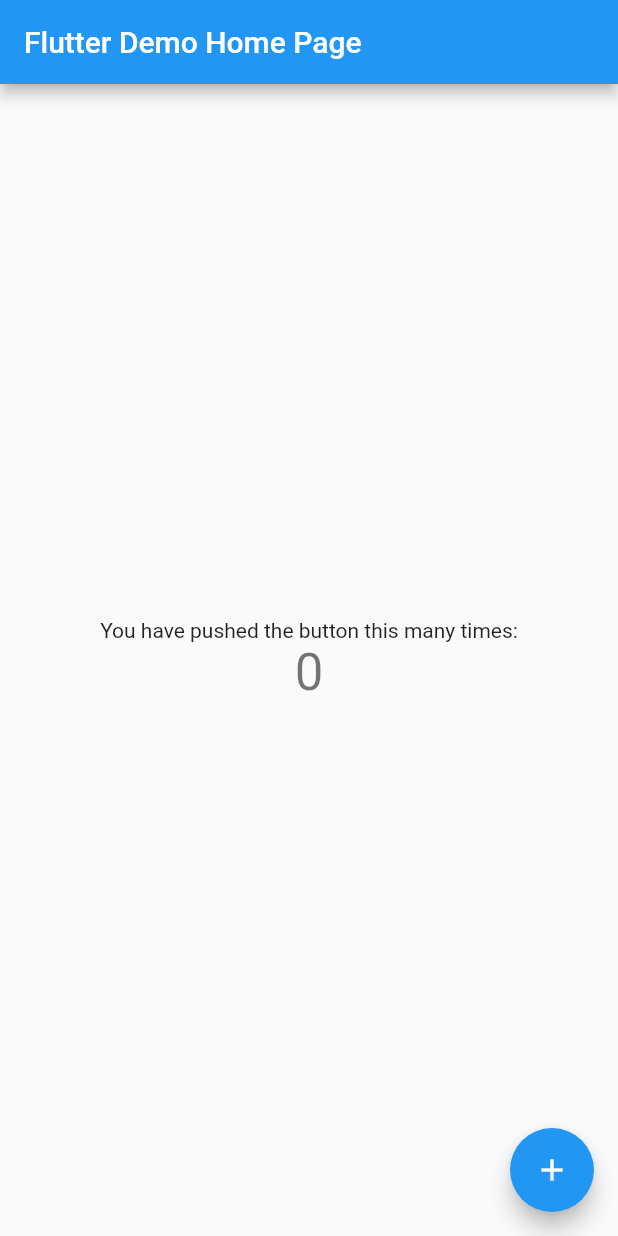
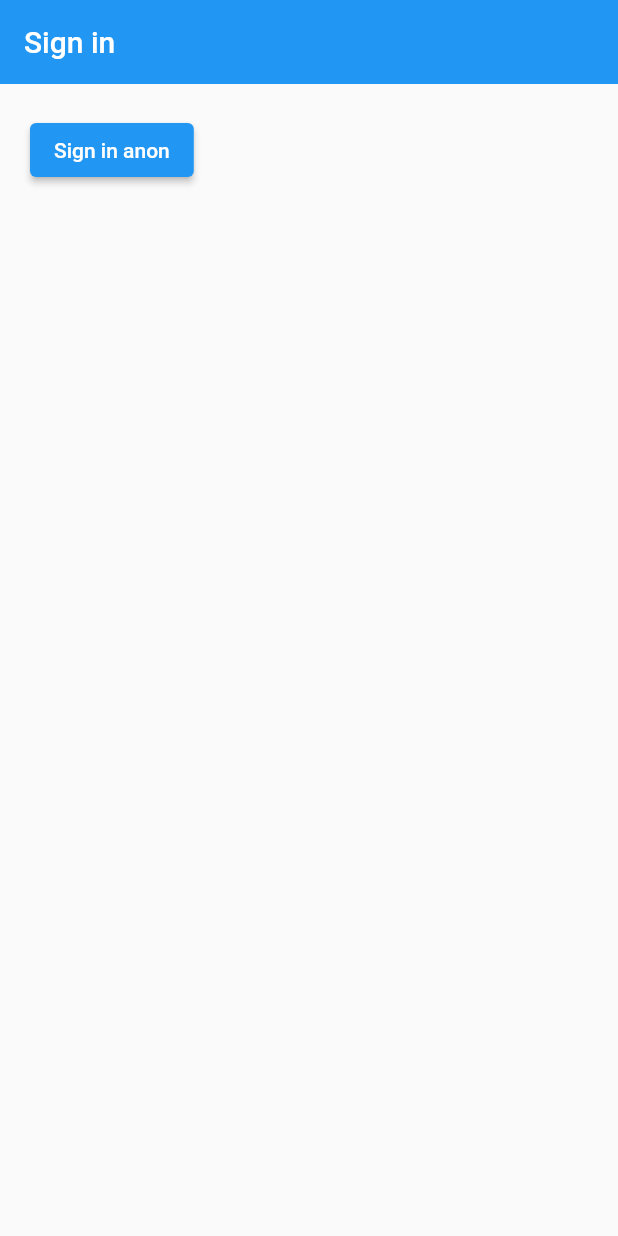
Before and after one commit to RobertAcsinte/HouseSharingFlutter, a Flutter app: the screen it shows after launch, on a phone screen of 412 x 824 dp. Run offline on Flutter 3.47's test engine with Material 2 defaults, Android fonts, the phone set to English and light mode, and no system bars; our stand-ins replace firebase_auth, firebase_core; accounts and stored records are empty.

Commit message:
Anonymous Sign In implemented

```diff
--- /dev/null
+++ b/lib/Theme.dart
@@ -0,0 +1 @@
+import 'package:flutter/material.dart';
--- a/lib/main.dart
+++ b/lib/main.dart
@@ -1,6 +1,10 @@
 import 'package:flutter/material.dart';
+import 'package:house_sharing_flutter/screens/wrapper.dart';
+import 'package:firebase_core/firebase_core.dart';
 
-void main() {
+void main() async {
+  WidgetsFlutterBinding.ensureInitialized();
+  await Firebase.initializeApp();
   runApp(const MyApp());
 }
 
@@ -11,105 +15,17 @@ class MyApp extends StatelessWidget {
   @override
   Widget build(BuildContext context) {
     return MaterialApp(
-      title: 'Flutter Demo',
       theme: ThemeData(
-        // This is the theme of your application.
-        //
-        // Try running your application with "flutter run". You'll see the
-        // application has a blue toolbar. Then, without quitting the app, try
-        // changing the primarySwatch below to Colors.green and then invoke
-        // "hot reload" (press "r" in the console where you ran "flutter run",
-        // or simply save your changes to "hot reload" in a Flutter IDE).
-        // Notice that the counter didn't reset back to zero; the application
-        // is not restarted.
-        primarySwatch: Colors.blue,
+        primaryColor: Colors.red,
       ),
-      home: const MyHomePage(title: 'Flutter Demo Home Page'),
+      darkTheme: ThemeData.from(
+        colorScheme: const ColorScheme.light(
+          primary: Colors.red,
+          brightness: Brightness.light
+        ),
+        useMaterial3: true,
+      ),
+      home: Wrapper(),
     );
   }
 }
-
-class MyHomePage extends StatefulWidget {
-  const MyHomePage({Key? key, required this.title}) : super(key: key);
-
-  // This widget is the home page of your application. It is stateful, meaning
-  // that it has a State object (defined below) that contains fields that affect
-  // how it looks.
-
-  // This class is the configuration for the state. It holds the values (in this
-  // case the title) provided by the parent (in this case the App widget) and
-  // used by the build method of the State. Fields in a Widget subclass are
-  // always marked "final".
-
-  final String title;
-
-  @override
-  State<MyHomePage> createState() => _MyHomePageState();
-}
-
-class _MyHomePageState extends State<MyHomePage> {
-  int _counter = 0;
-
-  void _incrementCounter() {
-    setState(() {
-      // This call to setState tells the Flutter framework that something has
-      // changed in this State, which causes it to rerun the build method below
-      // so that the display can reflect the updated values. If we changed
-      // _counter without calling setState(), then the build method would not be
-      // called again, and so nothing would appear to happen.
-      _counter++;
-    });
-  }
-
-  @override
-  Widget build(BuildContext context) {
-    // This method is rerun every time setState is called, for instance as done
-    // by the _incrementCounter method above.
-    //
-    // The Flutter framework has been optimized to make rerunning build methods
-    // fast, so that you can just rebuild anything that needs updating rather
-    // than having to individually change instances of widgets.
-    return Scaffold(
-      appBar: AppBar(
-        // Here we take the value from the MyHomePage object that was created by
-        // the App.build method, and use it to set our appbar title.
-        title: Text(widget.title),
-      ),
-      body: Center(
-        // Center is a layout widget. It takes a single child and positions it
-        // in the middle of the parent.
-        child: Column(
-          // Column is also a layout widget. It takes a list of children and
-          // arranges them vertically. By default, it sizes itself to fit its
-          // children horizontally, and tries to be as tall as its parent.
-          //
-          // Invoke "debug painting" (press "p" in the console, choose the
-          // "Toggle Debug Paint" action from the Flutter Inspector in Android
-          // Studio, or the "Toggle Debug Paint" command in Visual Studio Code)
-          // to see the wireframe for each widget.
-          //
-          // Column has various properties to control how it sizes itself and
-          // how it positions its children. Here we use mainAxisAlignment to
-          // center the children vertically; the main axis here is the vertical
-          // axis because Columns are vertical (the cross axis would be
-          // horizontal).
-          mainAxisAlignment: MainAxisAlignment.center,
-          children: <Widget>[
-            const Text(
-              'You have pushed the button this many times:',
-            ),
-            Text(
-              '$_counter',
-              style: Theme.of(context).textTheme.headline4,
-            ),
-          ],
-        ),
-      ),
-      floatingActionButton: FloatingActionButton(
-        onPressed: _incrementCounter,
-        tooltip: 'Increment',
-        child: const Icon(Icons.add),
-      ), // This trailing comma makes auto-formatting nicer for build methods.
-    );
-  }
-}
--- /dev/null
+++ b/lib/screens/authenticate/authenticate.dart
@@ -0,0 +1,18 @@
+import 'package:flutter/material.dart';
+import 'package:house_sharing_flutter/screens/authenticate/sign_in.dart';
+
+class Authenticate extends StatefulWidget {
+  const Authenticate({Key? key}) : super(key: key);
+
+  @override
+  State<Authenticate> createState() => _AuthenticateState();
+}
+
+class _AuthenticateState extends State<Authenticate> {
+  @override
+  Widget build(BuildContext context) {
+    return Container(
+      child: SignIn(),
+    );
+  }
+}
--- /dev/null
+++ b/lib/screens/authenticate/sign_in.dart
@@ -0,0 +1,40 @@
+ import 'package:flutter/material.dart';
+import 'package:house_sharing_flutter/services/auth.dart';
+
+class SignIn extends StatefulWidget {
+  const SignIn({Key? key}) : super(key: key);
+
+  @override
+  State<SignIn> createState() => _SignInState();
+}
+
+class _SignInState extends State<SignIn> {
+
+  final AuthService _authService = AuthService();
+
+  @override
+  Widget build(BuildContext context) {
+    return Scaffold(
+      appBar: AppBar(
+        elevation: 0.0,
+        title: Text("Sign in"),
+      ),
+      body: Container(
+        padding: const EdgeInsets.symmetric(vertical: 20, horizontal: 20),
+        child: ElevatedButton(
+          child: Text("Sign in anon"),
+          onPressed: () async {
+            dynamic result = await _authService.signInAnon(); //it can be null or it can be user
+            if (result == null) {
+              print("error signing in");
+            }
+            else {
+              print("signed in");
+              print(result);
+            }
+          }
+        ),
+      ),
+    );
+  }
+}
--- /dev/null
+++ b/lib/screens/wrapper.dart
@@ -0,0 +1,14 @@
+import 'package:flutter/material.dart';
+import 'package:house_sharing_flutter/screens/authenticate/authenticate.dart';
+import 'package:house_sharing_flutter/screens/home/home.dart';
+
+class Wrapper extends StatelessWidget {
+  const Wrapper({Key? key}) : super(key: key);
+
+  @override
+  Widget build(BuildContext context) {
+
+    //return home or auth widget
+    return Authenticate();
+  }
+}
--- a/pubspec.yaml
+++ b/pubspec.yaml
@@ -34,6 +34,7 @@ dependencies:
   # The following adds the Cupertino Icons font to your application.
   # Use with the CupertinoIcons class for iOS style icons.
   cupertino_icons: ^1.0.2
+  firebase_auth: ^3.3.19
 
 dev_dependencies:
   flutter_test:
```
Also changed, not shown: lib/screens/home/home.dart (added, +12 -0 lines), lib/services/auth.dart (added, +25 -0 lines), pubspec.lock, 3 other files.
